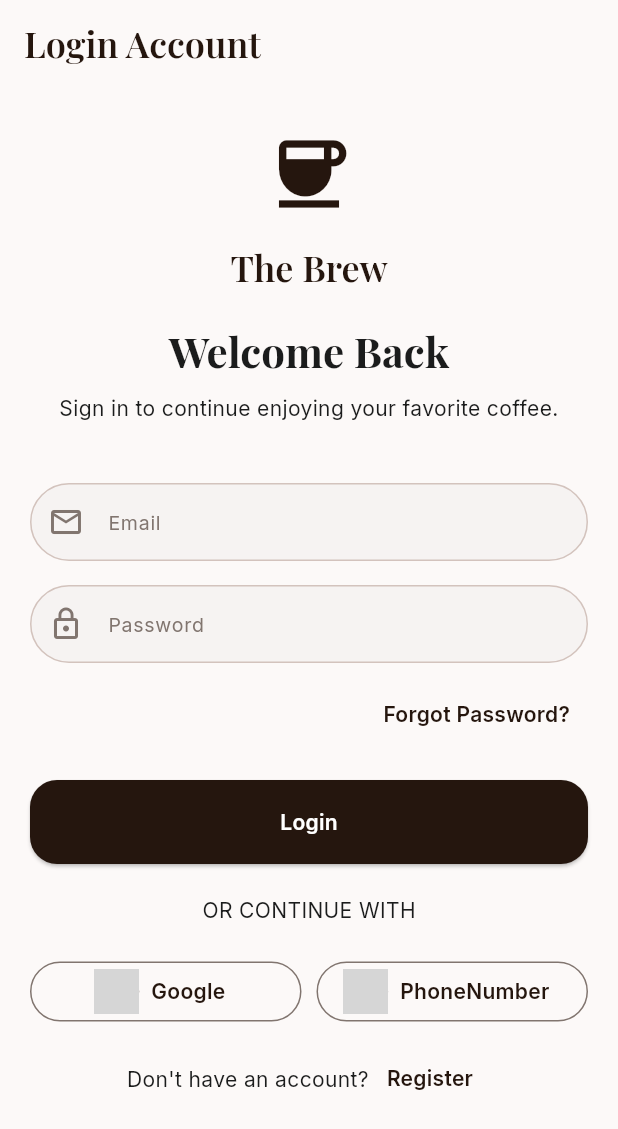
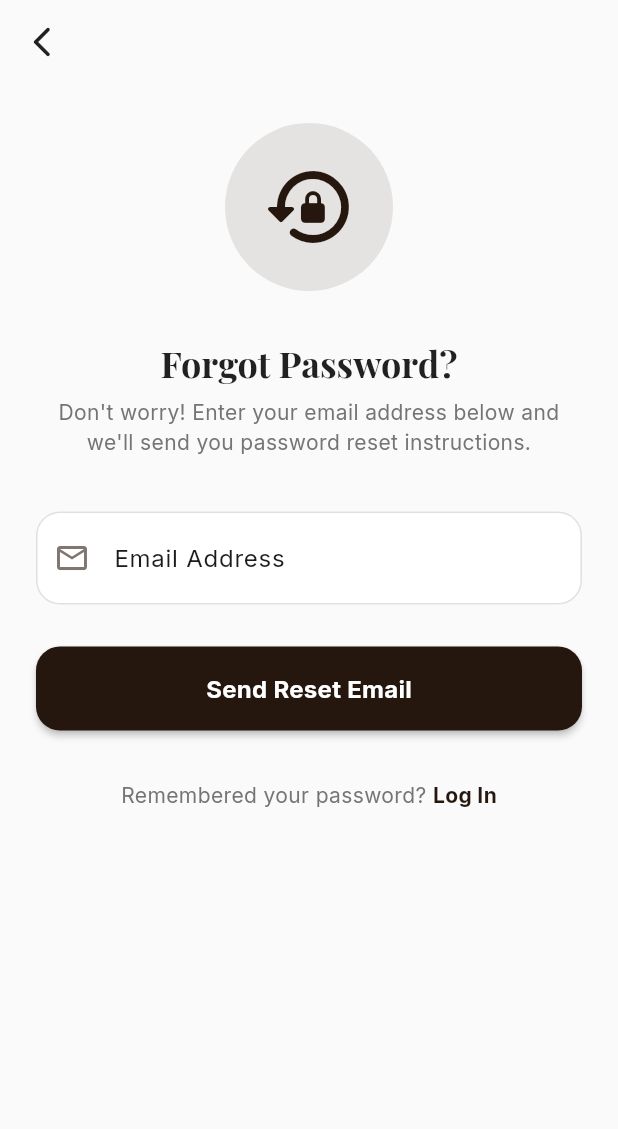
Before and after one commit to SunSovisal/exercise-GetX, a Flutter app: the screen it shows after launch, after a tap on "Forgot Password?", on a phone screen of 412 x 824 dp. Shown: the top 1129 px of the screen. Run offline on Flutter 3.47's test engine with Material 3 defaults, Android fonts, the phone set to English and light mode, and no system bars; our stand-ins replace firebase_auth, firebase_core, flutter_map, get, google_fonts, google_sign_in and 1 more; accounts and stored records are empty; network calls fail; grey boxes are pictures that could not be loaded.

Commit message:
add feature forgot password

```diff
--- a/lib/services/auth_service.dart
+++ b/lib/services/auth_service.dart
@@ -126,4 +126,12 @@ class AuthService {
       return null;
     }
   }
+
+  Future<void> forgotpassword({required String email}) async{
+    try{
+      await _auth.sendPasswordResetEmail(email: email);
+    }catch (e){
+      log("$e");
+    }
+  }
 }
--- /dev/null
+++ b/lib/views/forgot_password_screen.dart
@@ -0,0 +1,239 @@
+import 'package:cafe_frontend/services/auth_service.dart';
+import 'package:cafe_frontend/views/login_screen.dart';
+import 'package:flutter/material.dart';
+import 'package:get/get.dart';
+
+class ForgotPasswordScreen extends StatefulWidget {
+  const ForgotPasswordScreen({super.key});
+
+  @override
+  State<ForgotPasswordScreen> createState() => _ForgotPasswordScreenState();
+}
+
+class _ForgotPasswordScreenState extends State<ForgotPasswordScreen> {
+  final TextEditingController emailController = TextEditingController();
+  final AuthService authService = AuthService();
+
+  bool isLoading = false;
+
+  @override
+  Widget build(BuildContext context) {
+    final theme = Theme.of(context);
+
+    return Scaffold(
+      backgroundColor: Colors.grey[50],
+      appBar: AppBar(
+        elevation: 0,
+        backgroundColor: Colors.transparent,
+        leading: IconButton(
+          icon: const Icon(
+            Icons.arrow_back_ios_new_rounded,
+            color: Colors.black87,
+          ),
+          onPressed: () => Get.back(),
+        ),
+      ),
+      body: SafeArea(
+        child: SingleChildScrollView(
+          padding: const EdgeInsets.symmetric(horizontal: 24.0, vertical: 16.0),
+          child: Column(
+            crossAxisAlignment: CrossAxisAlignment.stretch,
+            children: [
+              const SizedBox(height: 10),
+
+              // Visual Header Icon
+              Center(
+                child: Container(
+                  padding: const EdgeInsets.all(24),
+                  decoration: BoxDecoration(
+                    color: theme.primaryColor.withOpacity(0.1),
+                    shape: BoxShape.circle,
+                  ),
+                  child: Icon(
+                    Icons.lock_reset_rounded,
+                    size: 64,
+                    color: theme.primaryColor,
+                  ),
+                ),
+              ),
+
+              const SizedBox(height: 32),
+
+              // Title and Subtitle
+              Text(
+                "Forgot Password?",
+                style: theme.textTheme.headlineMedium?.copyWith(
+                  fontWeight: FontWeight.bold,
+                  color: Colors.black87,
+                ),
+                textAlign: TextAlign.center,
+              ),
+              const SizedBox(height: 8),
+              Text(
+                "Don't worry! Enter your email address below and we'll send you password reset instructions.",
+                style: theme.textTheme.bodyMedium?.copyWith(
+                  color: Colors.grey[600],
+                  height: 1.4,
+                ),
+                textAlign: TextAlign.center,
+              ),
+
+              const SizedBox(height: 36),
+
+              // Input Field
+              TextField(
+                controller: emailController,
+                keyboardType: TextInputType.emailAddress,
+                style: const TextStyle(fontSize: 16),
+                decoration: InputDecoration(
+                  labelText: "Email Address",
+                  hintText: "example@domain.com",
+                  prefixIcon: const Icon(Icons.email_outlined),
+                  filled: true,
+                  fillColor: Colors.white,
+                  contentPadding: const EdgeInsets.symmetric(
+                    vertical: 18,
+                    horizontal: 20,
+                  ),
+                  border: OutlineInputBorder(
+                    borderRadius: BorderRadius.circular(16),
+                    borderSide: BorderSide(color: Colors.grey.shade300),
+                  ),
+                  enabledBorder: OutlineInputBorder(
+                    borderRadius: BorderRadius.circular(16),
+                    borderSide: BorderSide(color: Colors.grey.shade300),
+                  ),
+                  focusedBorder: OutlineInputBorder(
+                    borderRadius: BorderRadius.circular(16),
+                    borderSide: BorderSide(color: theme.primaryColor, width: 2),
+                  ),
+                ),
+              ),
+
+              const SizedBox(height: 28),
+
+              // Action Button
+              SizedBox(
+                height: 56,
+                child: ElevatedButton(
+                  onPressed: isLoading ? null : _handleForgotPassword,
+                  style: ElevatedButton.styleFrom(
+                    backgroundColor: theme.primaryColor,
+                    foregroundColor: Colors.white,
+                    elevation: 2,
+                    shape: RoundedRectangleBorder(
+                      borderRadius: BorderRadius.circular(16),
+                    ),
+                  ),
+                  child: isLoading
+                      ? const SizedBox(
+                          height: 24,
+                          width: 24,
+                          child: CircularProgressIndicator(
+                            color: Colors.white,
+                            strokeWidth: 2.5,
+                          ),
+                        )
+                      : const Text(
+                          "Send Reset Email",
+                          style: TextStyle(
+                            fontSize: 16,
+                            fontWeight: FontWeight.bold,
+                          ),
+                        ),
+                ),
+              ),
+
+              const SizedBox(height: 32),
+
+              // Back to Login Link
+              Row(
+                mainAxisAlignment: MainAxisAlignment.center,
+                children: [
+                  Text(
+                    "Remembered your password? ",
+                    style: TextStyle(color: Colors.grey[600]),
+                  ),
+                  GestureDetector(
+                    onTap: () => Get.off(() => LoginScreen()),
+                    child: Text(
+                      "Log In",
+                      style: TextStyle(
+                        color: theme.primaryColor,
+                        fontWeight: FontWeight.bold,
+                      ),
+                    ),
+                  ),
+                ],
+              ),
+            ],
+          ),
+        ),
+      ),
+    );
+  }
+
+  Future<void> _handleForgotPassword() async {
+    final email = emailController.text.trim();
+
+    if (email.isEmpty) {
+      Get.snackbar(
+        "Required Field",
+        "Please enter your email address.",
+        snackPosition: SnackPosition.BOTTOM,
+        margin: const EdgeInsets.all(16),
+        borderRadius: 12,
+      );
+      return;
+    }
+
+    if (!GetUtils.isEmail(email)) {
+      Get.snackbar(
+        "Invalid Email",
+        "Please enter a valid email address.",
+        snackPosition: SnackPosition.BOTTOM,
+        margin: const EdgeInsets.all(16),
+        borderRadius: 12,
+      );
+      return;
+    }
+
+    setState(() {
+      isLoading = true;
+    });
+
+    try {
+      await authService.forgotpassword(email: email);
+
+      Get.snackbar(
+        "Success",
+        "Password reset instructions have been sent to $email",
+        snackPosition: SnackPosition.BOTTOM,
+        margin: const EdgeInsets.all(16),
+        borderRadius: 12,
+      );
+
+      Get.off(() => LoginScreen());
+    } catch (e) {
+      Get.snackbar(
+        "Error",
+        e.toString(),
+        snackPosition: SnackPosition.BOTTOM,
+        margin: const EdgeInsets.all(16),
+        borderRadius: 12,
+      );
+    } finally {
+      if (mounted) {
+        setState(() {
+          isLoading = false;
+        });
+      }
+    }
+  }
+
+  @override
+  void dispose() {
+    emailController.dispose();
+    super.dispose();
+  }
+}
--- a/lib/views/login_screen.dart
+++ b/lib/views/login_screen.dart
@@ -4,6 +4,7 @@ import 'dart:developer';
 import 'package:cafe_frontend/services/auth_service.dart';
 import 'package:cafe_frontend/theme/theme.dart';
 import 'package:cafe_frontend/validators/auth_input_validators.dart';
+import 'package:cafe_frontend/views/forgot_password_screen.dart';
 import 'package:cafe_frontend/views/home_screen.dart';
 import 'package:cafe_frontend/views/register_screen.dart';
 import 'package:firebase_auth/firebase_auth.dart';
@@ -161,7 +162,9 @@ class LoginScreen extends StatelessWidget {
               Align(
                 alignment: Alignment.centerRight,
                 child: TextButton(
-                  onPressed: () {},
+                  onPressed: () {
+                    Get.to(()=>ForgotPasswordScreen());
+                  },
                   child: const Text("Forgot Password?"),
                 ),
               ),
```
